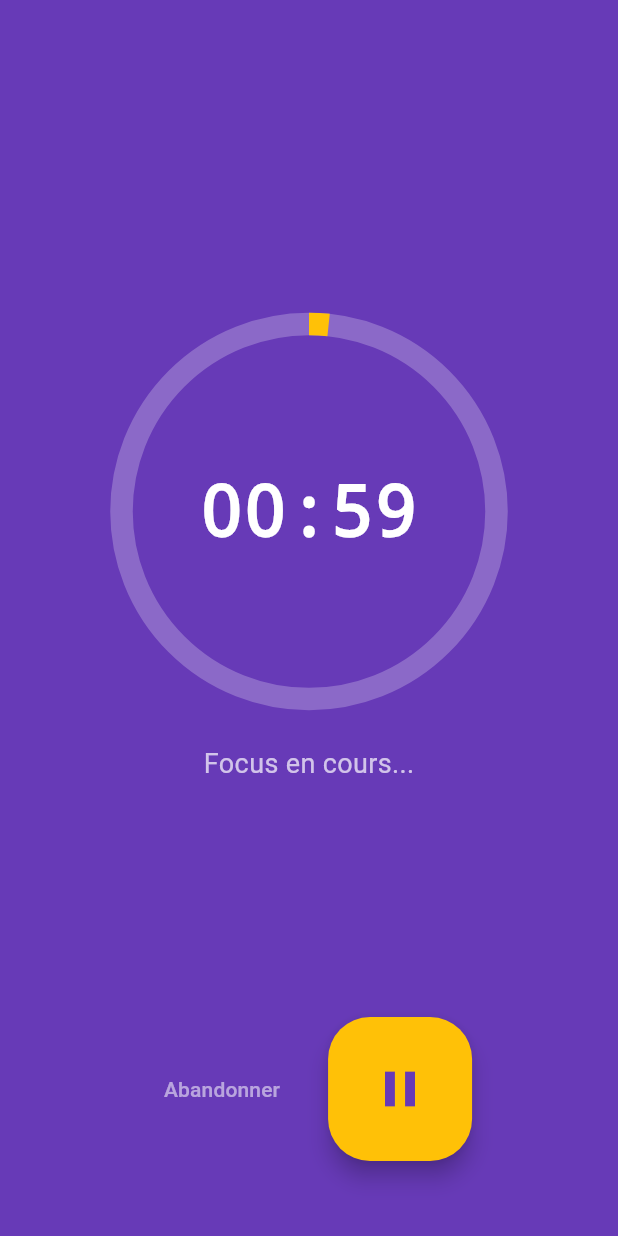
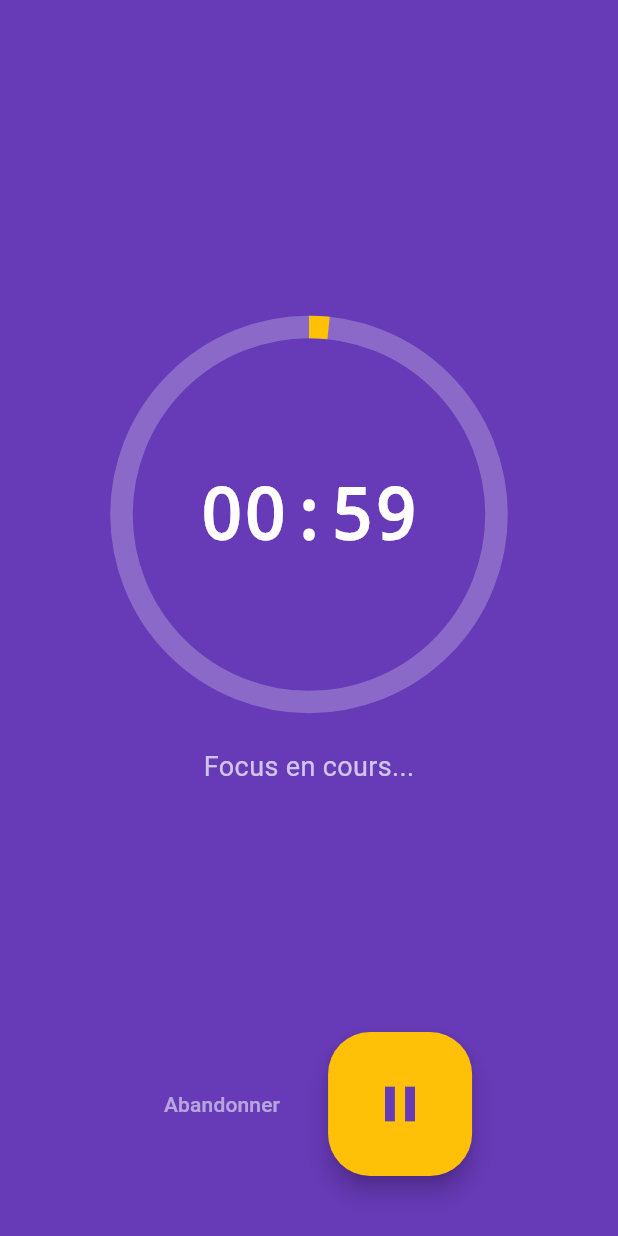
Before and after one commit to loicpmotreff/habits-app-flutter, a Flutter app: the FocusTimerPage screen opened directly with empty values, on a phone screen of 412 x 824 dp. Run offline on Flutter 3.47's test engine with Material 3 defaults, Android fonts, the light colour scheme and no system bars; our stand-ins replace animate_do, audioplayers, confetti, flutter_heatmap_calendar, hive, hive_flutter; accounts and stored records are empty.

Commit message:
Version 1.71 : Correction fin du chrono

```diff
--- a/lib/main.dart
+++ b/lib/main.dart
@@ -536,7 +536,7 @@ class PetWidget extends StatelessWidget {
 }
 
 // ---------------------------------------------------------------------------
-// NOUVELLE PAGE : MODE FOCUS (Chronomètre Plein Écran)
+// NOUVELLE PAGE : MODE FOCUS (Chronomètre Plein Écran) - DESIGN CORRIGÉ (CENTRÉ)
 // ---------------------------------------------------------------------------
 class FocusTimerPage extends StatefulWidget {
   final Habit habit;
@@ -559,10 +559,18 @@ class _FocusTimerPageState extends State<FocusTimerPage> {
   @override
   void initState() {
     super.initState();
-    // On convertit les minutes (targetValue) en secondes
     _totalSeconds = widget.habit.targetValue * 60;
     _secondsRemaining = _totalSeconds;
     _startTimer();
+  }
+
+  String _getPetImagePath() {
+    String activeSkin = widget.db.itemActive;
+    int score = widget.db.userScore;
+    String imagePrefix = activeSkin != 'default' ? activeSkin : "pet";
+    if (score < 50) return 'assets/images/${imagePrefix}_egg.png';
+    if (score < 100) return 'assets/images/${imagePrefix}_baby.png';
+    return 'assets/images/${imagePrefix}_adult.png';
   }
 
   void _startTimer() {
@@ -581,11 +589,7 @@ class _FocusTimerPageState extends State<FocusTimerPage> {
     _timer.cancel();
     _isRunning = false;
     _isFinished = true;
-
-    // On valide l'habitude dans la base de données
     widget.db.completeHabit(widget.habit);
-
-    // Fête !
     _confettiController.play();
     SoundManager.play('success.mp3');
   }
@@ -606,26 +610,55 @@ class _FocusTimerPageState extends State<FocusTimerPage> {
   @override
   Widget build(BuildContext context) {
     return Scaffold(
-      backgroundColor: Colors.deepPurple, // Fond immersif
+      backgroundColor: Colors.deepPurple,
       body: Stack(
         alignment: Alignment.center,
         children: [
-          // Contenu principal
           SafeArea(
             child: Column(
-              mainAxisAlignment: MainAxisAlignment.spaceBetween,
               children: [
-                // 1. EN-TÊTE
+                // 1. EN-TÊTE (TITRE)
                 Padding(
                   padding: const EdgeInsets.only(top: 20),
                   child: Text(
                     widget.habit.title,
-                    style: const TextStyle(color: Colors.white, fontSize: 28, fontWeight: FontWeight.bold),
+                    style: const TextStyle(color: Colors.white, fontSize: 24, fontWeight: FontWeight.bold),
                   ),
                 ),
 
-                // 2. LE GROS CHRONO CENTRAL
-                Column(
+                // Le premier Spacer pousse tout ce qui suit vers le bas
+                const Spacer(),
+
+                // 2. ZONE CENTRALE (C'est ici que ça sera parfaitement centré)
+                Center(
+                  child: _isFinished
+                      ? FadeInUp(
+                          child: Column(
+                            mainAxisSize: MainAxisSize.min, // Important pour le centrage
+                            children: [
+                              Image.asset(
+                                _getPetImagePath(),
+                                height: 180,
+                                fit: BoxFit.contain,
+                                errorBuilder: (c, e, s) => const Icon(Icons.emoji_events, size: 150, color: Colors.amber),
+                              ),
+                              const SizedBox(height: 30),
+                              const Text(
+                                "BRAVO ! 🎉",
+                                textAlign: TextAlign.center,
+                                style: TextStyle(color: Colors.white, fontSize: 42, fontWeight: FontWeight.bold),
+                              ),
+                              const SizedBox(height: 10),
+                              Text(
+                                "Tu as assuré !",
+                                textAlign: TextAlign.center,
+                                style: TextStyle(color: Colors.white.withOpacity(0.9), fontSize: 20),
+                              ),
+                            ],
+                          ),
+                        )
+                      : Column(
+                          mainAxisSize: MainAxisSize.min,
                           children: [
                             Stack(
                               alignment: Alignment.center,
@@ -634,66 +667,67 @@ class _FocusTimerPageState extends State<FocusTimerPage> {
                                   width: 250,
                                   height: 250,
                                   child: CircularProgressIndicator(
-                            value: _isFinished ? 1 : 1 - (_secondsRemaining / _totalSeconds),
+                                    value: 1 - (_secondsRemaining / _totalSeconds),
                                     strokeWidth: 15,
                                     backgroundColor: Colors.white24,
-                            color: _isFinished ? Colors.green : Colors.amber,
+                                    color: Colors.amber,
                                   ),
                                 ),
                                 Text(
-                          _isFinished ? "BRAVO !" : _formatTime(_secondsRemaining),
-                          style: const TextStyle(
-                            color: Colors.white,
-                            fontSize: 48,
-                            fontWeight: FontWeight.bold,
-                            fontFamily: 'Courier',
-                          ),
+                                  _formatTime(_secondsRemaining),
+                                  style: const TextStyle(color: Colors.white, fontSize: 48, fontWeight: FontWeight.bold, fontFamily: 'Courier'),
                                 ),
                               ],
                             ),
                             const SizedBox(height: 30),
-                    if (!_isFinished)
                             Text(
                               _isRunning ? "Focus en cours..." : "Pause",
                               style: const TextStyle(color: Colors.white70, fontSize: 18),
                             ),
                           ],
                         ),
+                ),
 
-                // 3. BOUTONS DE CONTRÔLE
+                // Le deuxième Spacer pousse tout ce qui précède vers le haut (équilibre parfait)
+                const Spacer(),
+
+                // 3. BOUTONS DU BAS
                 Padding(
-                  padding: const EdgeInsets.only(bottom: 50),
+                  padding: const EdgeInsets.only(bottom: 40, left: 20, right: 20),
                   child: _isFinished
-                      ? ElevatedButton.icon(
+                      ? FadeInUp(
+                          delay: const Duration(milliseconds: 500),
+                          child: SizedBox(
+                            width: double.infinity, // Bouton large pour bien cadrer
+                            child: ElevatedButton.icon(
                               style: ElevatedButton.styleFrom(
-                            backgroundColor: Colors.white,
-                            foregroundColor: Colors.deepPurple,
-                            padding: const EdgeInsets.symmetric(horizontal: 30, vertical: 15),
+                                backgroundColor: Colors.green,
+                                foregroundColor: Colors.white,
+                                padding: const EdgeInsets.symmetric(vertical: 18),
+                                textStyle: const TextStyle(fontSize: 18, fontWeight: FontWeight.bold),
+                                shape: RoundedRectangleBorder(borderRadius: BorderRadius.circular(30)),
+                                elevation: 8,
                               ),
                               onPressed: () => Navigator.pop(context),
-                          icon: const Icon(Icons.check),
+                              icon: const Icon(Icons.check_circle, size: 28),
                               label: const Text("Récupérer ma récompense"),
+                            ),
+                          ),
                         )
                       : Row(
                           mainAxisAlignment: MainAxisAlignment.center,
                           children: [
-                            // Bouton Abandonner
                             TextButton(
                               onPressed: () => Navigator.pop(context),
                               child: const Text("Abandonner", style: TextStyle(color: Colors.white54)),
                             ),
                             const SizedBox(width: 20),
-                            // Bouton Pause/Play
                             FloatingActionButton.large(
                               backgroundColor: Colors.amber,
                               onPressed: () {
                                 setState(() {
                                   _isRunning = !_isRunning;
-                                  if (_isRunning) {
-                                    _startTimer();
-                                  } else {
-                                    _timer.cancel();
-                                  }
+                                  if (_isRunning) _startTimer(); else _timer.cancel();
                                 });
                               },
                               child: Icon(_isRunning ? Icons.pause : Icons.play_arrow, size: 40, color: Colors.deepPurple),
@@ -705,7 +739,6 @@ class _FocusTimerPageState extends State<FocusTimerPage> {
             ),
           ),
 
-          // Confettis par dessus tout
           ConfettiWidget(
             confettiController: _confettiController,
             blastDirectionality: BlastDirectionality.explosive,
```
Lines whose indentation alone changed are shown as unchanged.
